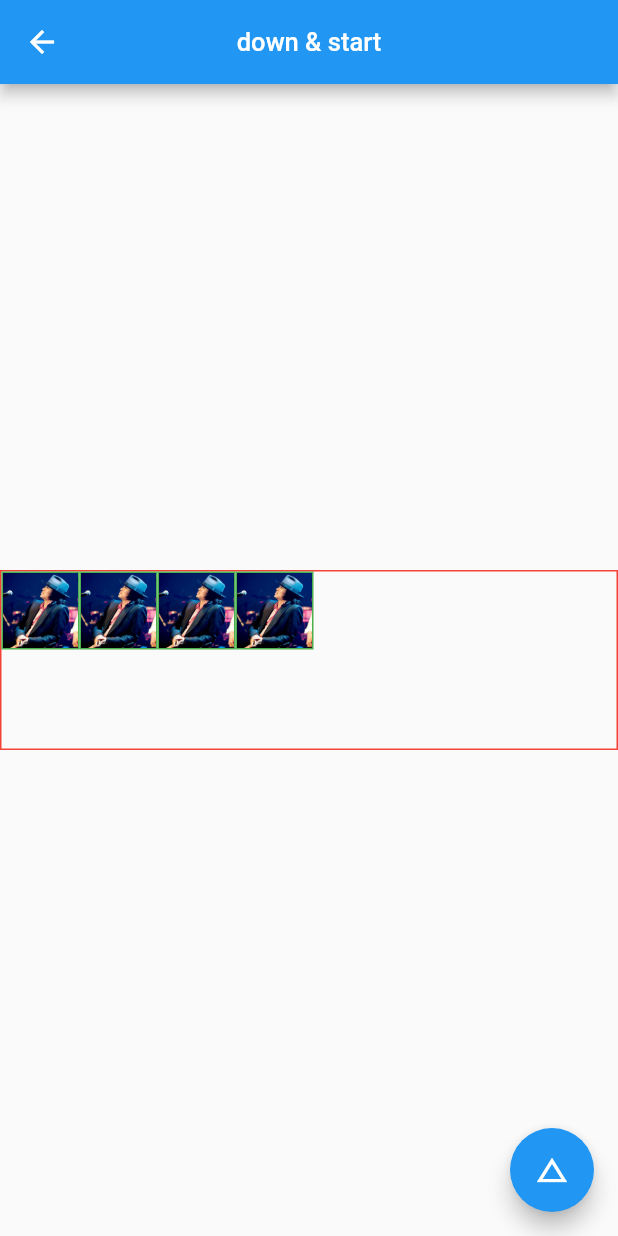
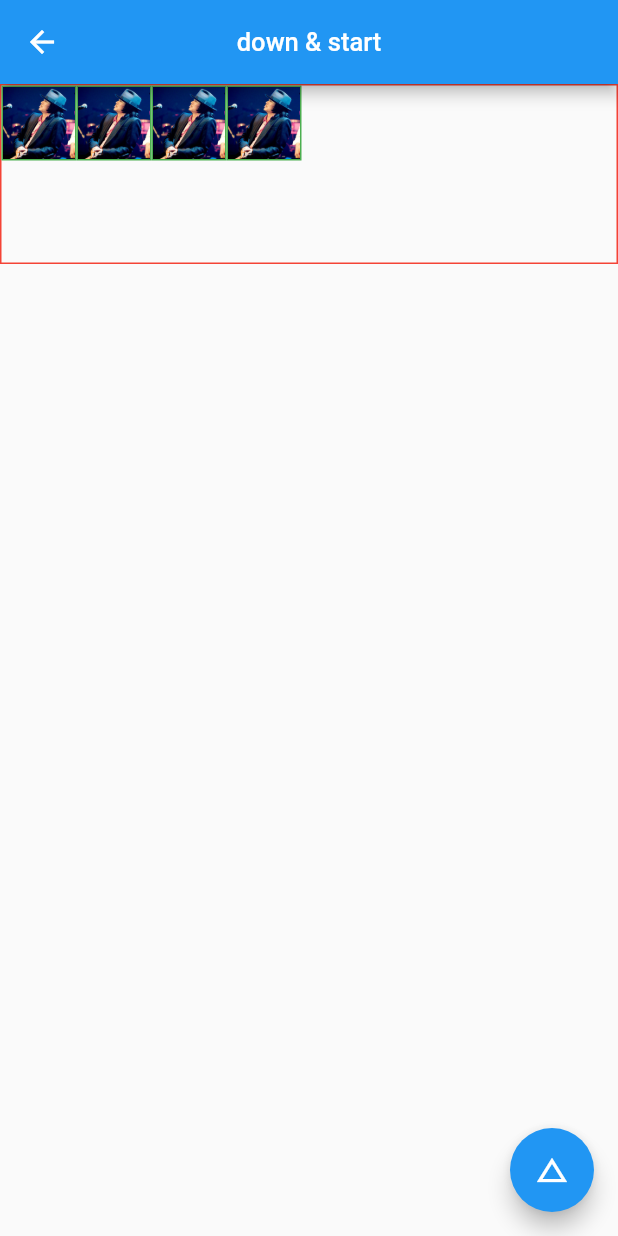
Before and after one commit to Johnson8888/learn_flutter, a Flutter app: the RowVerticalDirectionDemoPage screen opened directly, on a phone screen of 412 x 824 dp. Run offline on Flutter 3.47's test engine with Material 2 defaults, Android fonts, the phone set to English and light mode, and no system bars; drawn by our look-alikes of flutter_speed_dial.

Commit message:
row demo page

```diff
--- a/flutter_app/lib/routes/Row/row_crossaxisalignment_page.dart
+++ b/flutter_app/lib/routes/Row/row_crossaxisalignment_page.dart
@@ -1,7 +1,7 @@
 /*
  * @Author: 弗拉德
  * @Date: 2021-01-12 08:32:59
- * @LastEditTime: 2021-01-13 10:21:22
+ * @LastEditTime: 2021-01-13 11:45:25
  * @Support: http://fulade.me
  */
 
@@ -106,7 +106,7 @@ class _RowCrossAxisalignmentDemoPageState
         child: Row(
           mainAxisSize: MainAxisSize.max,
           crossAxisAlignment: alignment,
-          textBaseline: TextBaseline.alphabetic,
+          textBaseline: TextBaseline.ideographic,
           children: List<Widget>.generate(
             4,
             (i) => Container(
--- a/flutter_app/lib/routes/Row/row_mainaxisalignment_page.dart
+++ b/flutter_app/lib/routes/Row/row_mainaxisalignment_page.dart
@@ -1,7 +1,7 @@
 /*
  * @Author: 弗拉德
  * @Date: 2021-01-12 08:32:59
- * @LastEditTime: 2021-01-13 10:10:28
+ * @LastEditTime: 2021-01-13 11:44:05
  * @Support: http://fulade.me
  */
 
@@ -106,6 +106,7 @@ class _RowMainAxisalignmentDemoPageState
         backgroundColor: Colors.blue,
       ),
       body: Container(
+        height: 100,
         decoration: BoxDecoration(
             border: Border.all(
           color: Colors.red,
--- a/flutter_app/lib/routes/Row/row_textdirection_page.dart
+++ b/flutter_app/lib/routes/Row/row_textdirection_page.dart
@@ -1,7 +1,7 @@
 /*
  * @Author: 弗拉德
  * @Date: 2021-01-12 08:32:59
- * @LastEditTime: 2021-01-13 10:23:51
+ * @LastEditTime: 2021-01-13 11:49:21
  * @Support: http://fulade.me
  */
 
@@ -85,8 +85,7 @@ class _RowTextDirectionDemoPageState extends State<RowTextDirectionDemoPage> {
         ),
         backgroundColor: Colors.blue,
       ),
-      body: Center(
-        child: Container(
+      body: Container(
         height: 120,
         decoration: BoxDecoration(
           border: Border.all(
@@ -116,7 +115,6 @@ class _RowTextDirectionDemoPageState extends State<RowTextDirectionDemoPage> {
           ),
         ),
       ),
-      ),
     );
   }
 }
--- a/flutter_app/lib/routes/Row/row_verticaldirection_page.dart
+++ b/flutter_app/lib/routes/Row/row_verticaldirection_page.dart
@@ -1,7 +1,7 @@
 /*
  * @Author: 弗拉德
  * @Date: 2021-01-12 08:32:59
- * @LastEditTime: 2021-01-13 10:33:38
+ * @LastEditTime: 2021-01-13 13:36:32
  * @Support: http://fulade.me
  */
 
@@ -26,6 +26,19 @@ class _RowVerticalDirectionDemoPageState
       floatingActionButton: SpeedDial(
         child: Icon(Icons.change_history),
         children: [
+          SpeedDialChild(
+            child: Icon(Icons.change_history),
+            backgroundColor: Colors.green,
+            label: 'up & end',
+            labelStyle: TextStyle(fontSize: 18.0),
+            onTap: () {
+              setState(() {
+                title = "up & end";
+                verticalDirection = VerticalDirection.up;
+                alignment = CrossAxisAlignment.end;
+              });
+            },
+          ),
           SpeedDialChild(
             child: Icon(Icons.change_history),
             backgroundColor: Colors.green,
@@ -55,19 +68,6 @@ class _RowVerticalDirectionDemoPageState
           SpeedDialChild(
             child: Icon(Icons.change_history),
             backgroundColor: Colors.green,
-            label: 'up & end',
-            labelStyle: TextStyle(fontSize: 18.0),
-            onTap: () {
-              setState(() {
-                title = "up & end";
-                verticalDirection = VerticalDirection.up;
-                alignment = CrossAxisAlignment.end;
-              });
-            },
-          ),
-          SpeedDialChild(
-            child: Icon(Icons.change_history),
-            backgroundColor: Colors.green,
             label: 'down & start',
             labelStyle: TextStyle(fontSize: 18.0),
             onTap: () {
@@ -88,8 +88,7 @@ class _RowVerticalDirectionDemoPageState
         ),
         backgroundColor: Colors.blue,
       ),
-      body: Center(
-        child: Container(
+      body: Container(
         height: 120,
         decoration: BoxDecoration(
           border: Border.all(
@@ -104,6 +103,8 @@ class _RowVerticalDirectionDemoPageState
           children: List<Widget>.generate(
             4,
             (i) => Container(
+              width: 50,
+              height: 50,
               decoration: BoxDecoration(
                 border: Border.all(
                   color: Colors.green,
@@ -119,7 +120,6 @@ class _RowVerticalDirectionDemoPageState
           ),
         ),
       ),
-      ),
     );
   }
 }
```
Lines whose indentation alone changed are shown as unchanged.
